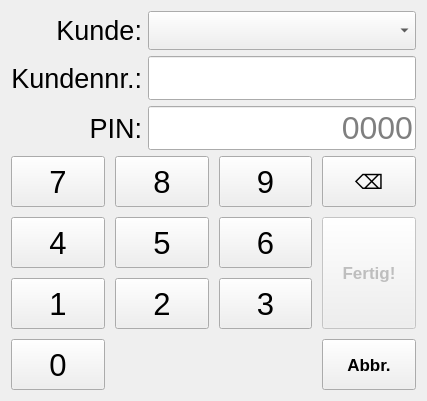
This is FabLabKasse/UI/SelectClientDialog.ui in fau-fablab/FabLabKasse as Qt 5 draws it before an edit. The edited form follows.
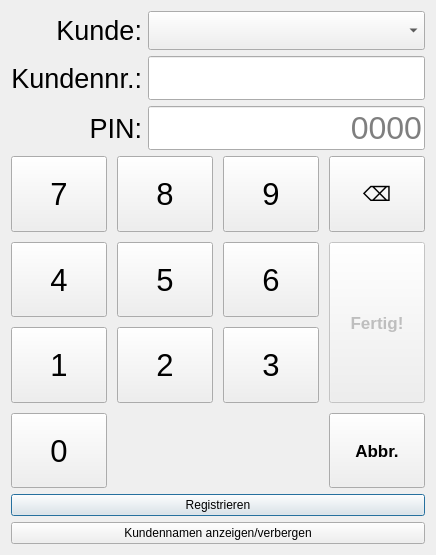
This is the edited form.

Commit message: FEATURE: Add client via GUI

Patch:
```diff
--- a/FabLabKasse/UI/SelectClientDialog.ui
+++ b/FabLabKasse/UI/SelectClientDialog.ui
@@ -6,8 +6,8 @@
    <rect>
     <x>0</x>
     <y>0</y>
-    <width>359</width>
-    <height>401</height>
+    <width>436</width>
+    <height>555</height>
    </rect>
   </property>
   <property name="windowTitle">
@@ -17,7 +17,7 @@
    <item>
     <layout class="QVBoxLayout" name="verticalLayout_2">
      <property name="spacing">
-      <number>-1</number>
+      <number>6</number>
      </property>
      <item>
       <layout class="QGridLayout" name="gridLayout_2">
@@ -442,6 +442,20 @@
      </item>
     </layout>
    </item>
+   <item>
+    <widget class="QPushButton" name="pushButton_register">
+     <property name="text">
+      <string>Registrieren</string>
+     </property>
+    </widget>
+   </item>
+   <item>
+    <widget class="QPushButton" name="pushButton_showList">
+     <property name="text">
+      <string>Kundennamen anzeigen/verbergen</string>
+     </property>
+    </widget>
+   </item>
   </layout>
  </widget>
  <resources/>
```
The commit also changes 5 other files.
